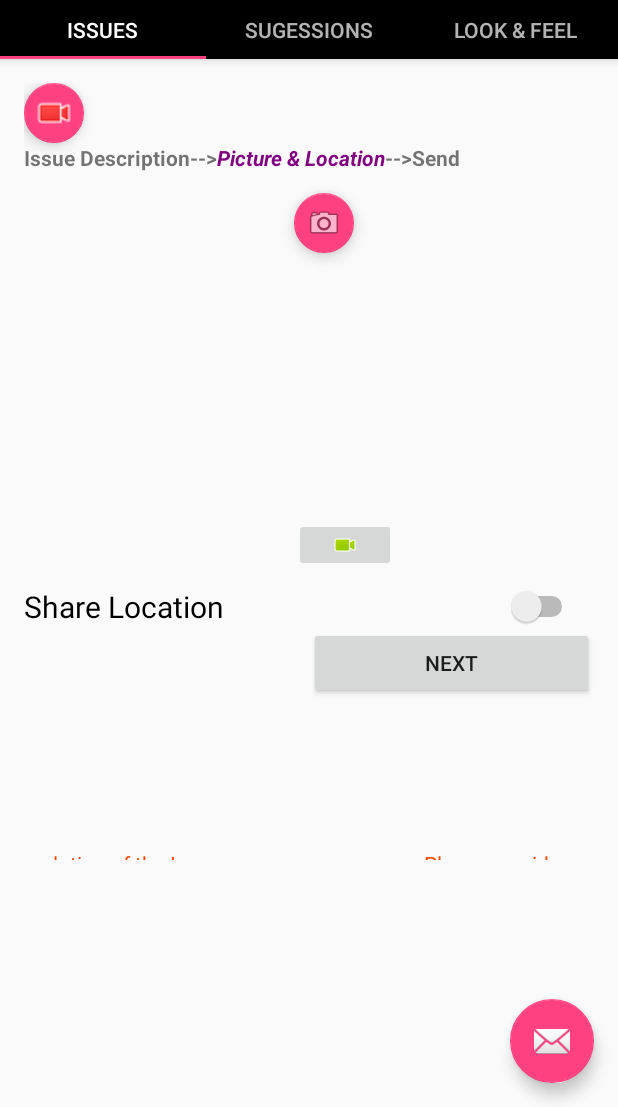
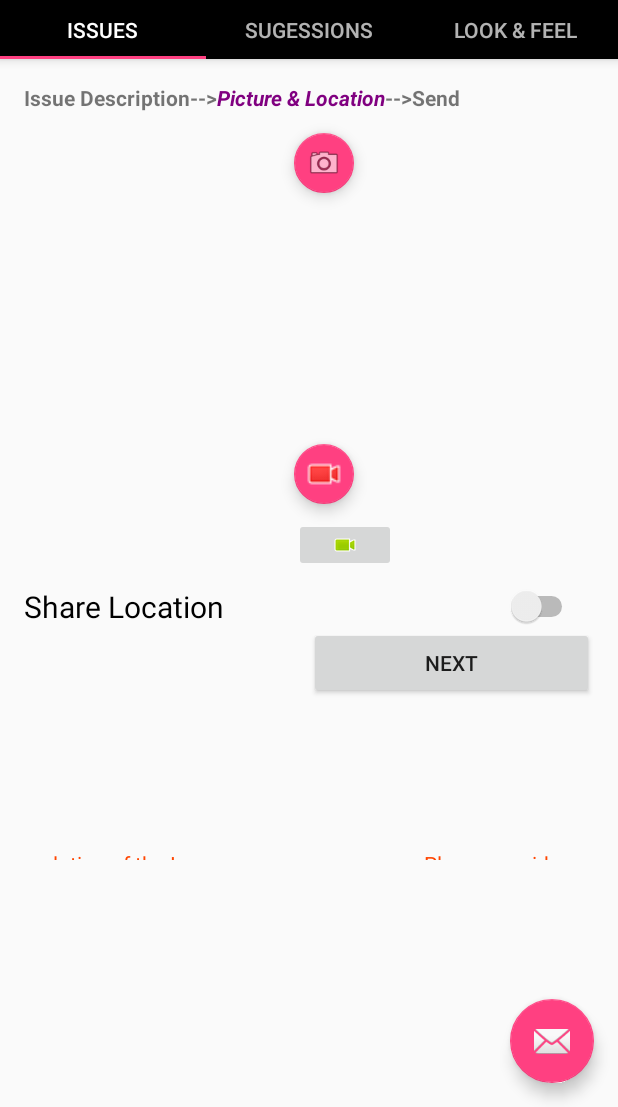
Before and after one commit to TineshShah/T_tabbed1, an Android app: the screen it shows after launch (TabTin), on a phone screen of 412 x 824 dp, the part 129-1236 px from its top. Run offline under Robolectric (Android 15) with nearby library versions, the phone set to English and light mode, and no system bars; libraries missing offline, so code that uses them is left out: com.jaredrummler.android, me.toptas.fancyshowcase; 3 statements that could not run were skipped.

Commit message:
Updated the Recod floating button position and code

```diff
--- a/app/src/main/res/layout/tab_1.xml
+++ b/app/src/main/res/layout/tab_1.xml
@@ -12,14 +12,6 @@
     tools:context=".MainActivity"
     android:weightSum="1">
 
-
-    <android.support.design.widget.FloatingActionButton
-        android:id="@+id/floatingActionButton2"
-        android:layout_width="match_parent"
-        android:layout_height="wrap_content"
-        android:clickable="true"
-        app:fabSize="mini"
-        app:srcCompat="@android:drawable/presence_video_busy" />
 
     <ViewAnimator
         android:id="@+id/viewanimator"
@@ -59,6 +51,16 @@
                 android:layout_marginTop="12dp"
                 android:adjustViewBounds="false"
                 android:cropToPadding="false" />
+
+            <android.support.design.widget.FloatingActionButton
+                android:id="@+id/floatingActionButton2"
+                android:layout_width="wrap_content"
+                android:layout_height="wrap_content"
+                android:layout_marginLeft="180dp"
+                android:clickable="true"
+                android:onClick="recordVideo"
+                app:fabSize="mini"
+                app:srcCompat="@android:drawable/presence_video_busy" />
 
             <ImageButton
                 android:id="@+id/imageButton2"
--- a/build.gradle
+++ b/build.gradle
@@ -5,7 +5,7 @@ buildscript {
         jcenter()
     }
     dependencies {
-        classpath 'com.android.tools.build:gradle:2.3.1'
+        classpath 'com.android.tools.build:gradle:2.3.3'
 
         // NOTE: Do not place your application dependencies here; they belong
         // in the individual module build.gradle files
```
Also changed, not shown: app/src/main/java/com/example/tinesh/t_tabbed/TabTin.java (+56 -16 lines).
